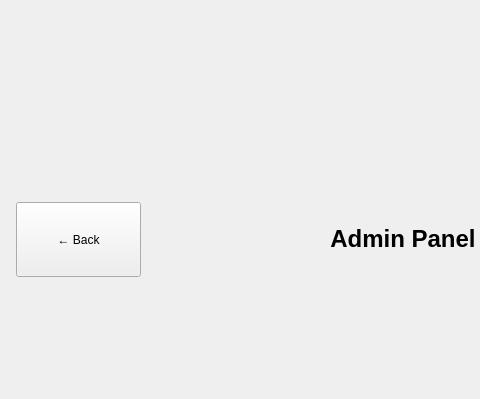
Above: AdminPanel.ui from jplarose/PiChores before the change; both pictures show x 0 to 480 and y 0 to 399 of the 800 by 480 pixel window. Below: the same form after it.
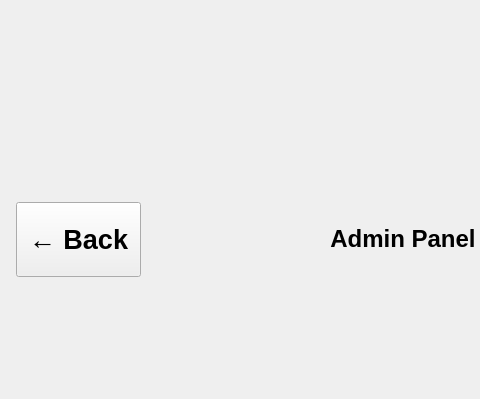
That is the form after the change.

Commit message: Some UI cleanup and DB call fixes

What changed in the file:
```diff
--- a/AdminPanel.ui
+++ b/AdminPanel.ui
@@ -39,6 +39,12 @@
          <height>75</height>
         </size>
        </property>
+       <property name="font">
+        <font>
+         <pointsize>20</pointsize>
+         <bold>true</bold>
+        </font>
+       </property>
        <property name="text">
         <string>← Back</string>
        </property>
```
The commit also changes 7 other files.
